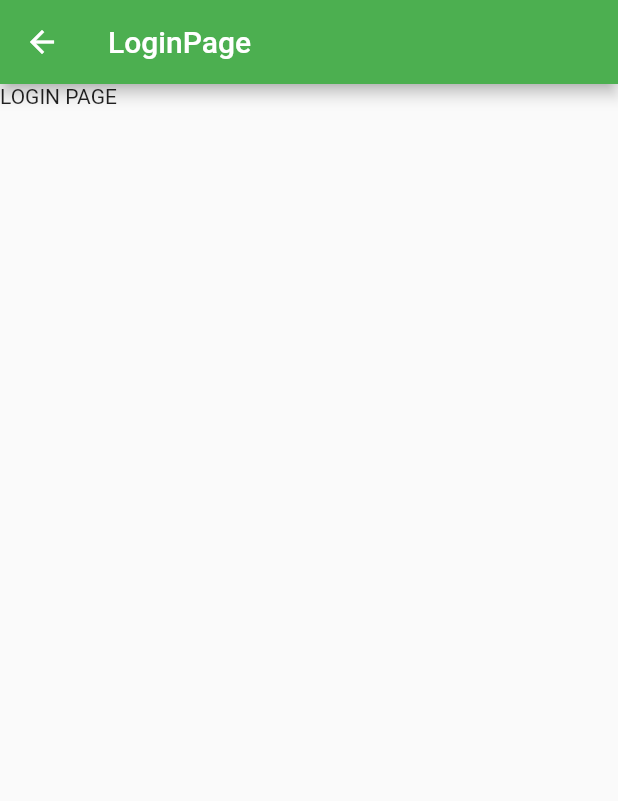
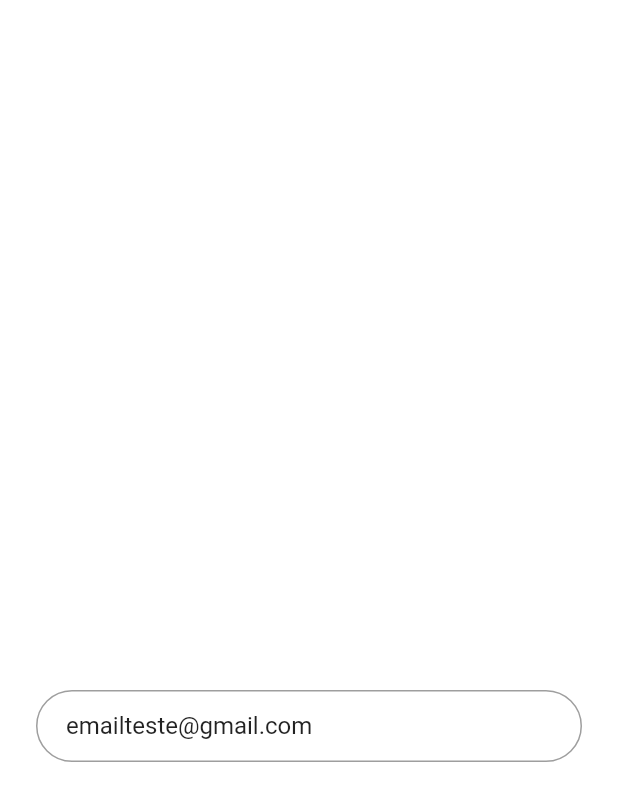
Before and after one commit to rayenealmeida/login-flutter, a Flutter app: the LoginPage screen opened by its route, on a phone screen of 412 x 824 dp. Shown: the top 801 px of the screen. Run offline on Flutter 3.47's test engine with Material 2 defaults, Android fonts, the phone set to English and light mode, and no system bars; our stand-ins replace get.

Commit message:
commit17

```diff
--- a/lib/ui/android/login_page.dart
+++ b/lib/ui/android/login_page.dart
@@ -5,10 +5,35 @@ class LoginPage extends StatelessWidget {
   @override
   Widget build(BuildContext context) {
     return Scaffold(
-    appBar: AppBar(title: Text('LoginPage')),
-    body: Container(
-      child: Text('LOGIN PAGE'),
-    ),
+      backgroundColor: Colors.white,
+      body: Center(
+        child: ListView(
+            shrinkWrap: true,
+            padding: EdgeInsets.symmetric(horizontal: 24.0),
+            children: [
+              Hero(
+                tag: 'hero',
+                child: CircleAvatar(
+                  backgroundColor: Colors.transparent,
+                  radius: 48.0,
+                ),
+              ),
+              SizedBox(height: 48.0),
+              TextFormField(
+                keyboardType: TextInputType.emailAddress,
+                autofocus: false,
+                initialValue: "emailteste@gmail.com",
+                decoration: InputDecoration(
+                  hintText: "E-mail",
+                  contentPadding: EdgeInsets.symmetric(horizontal: 20.0, vertical: 10.0),
+                  border: OutlineInputBorder(
+                    borderRadius: BorderRadius.circular(32.0),
+                )
+              ),
+            )
+          ],
+        )
+      )
     );
   }
 }
```
